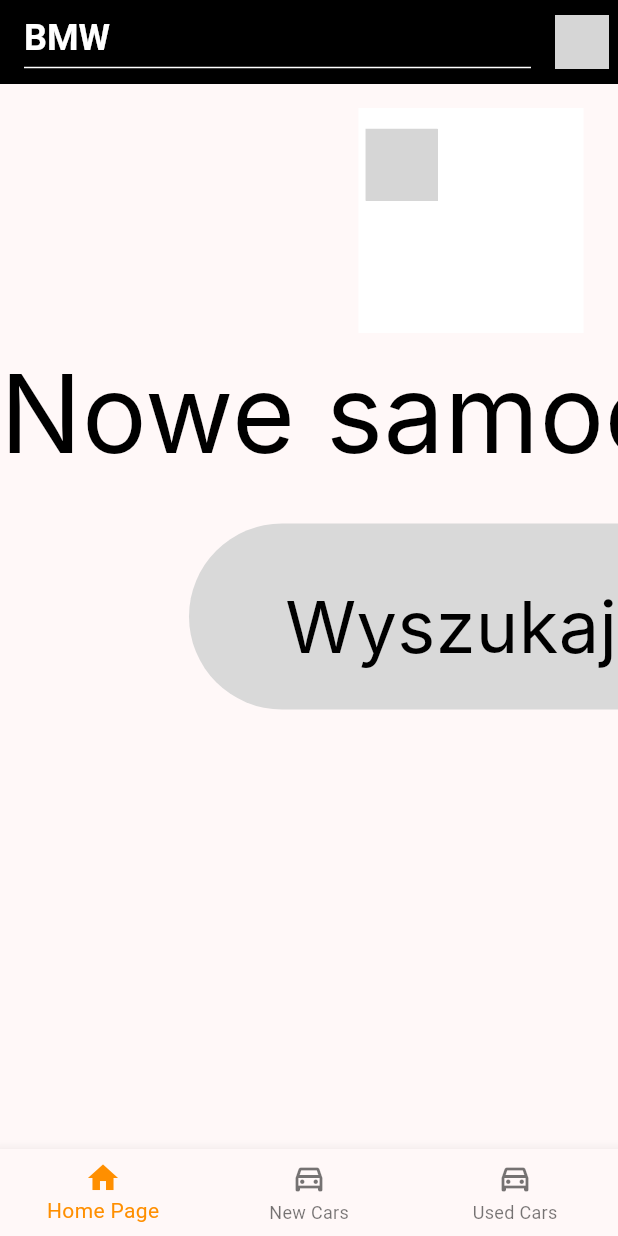
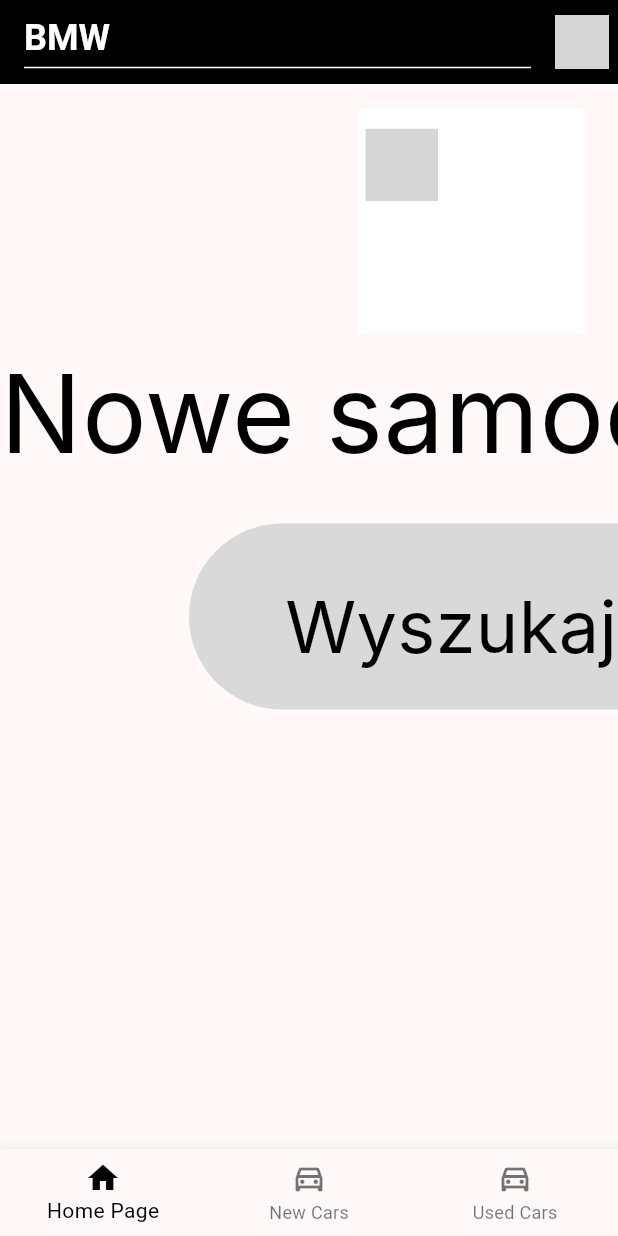
Before and after one commit to michellamilecka/CarDealership, a Flutter app: the screen it shows after launch, on a phone screen of 412 x 824 dp. Run offline on Flutter 3.47's test engine with Material 3 defaults, Android fonts, the light colour scheme and no system bars; our stand-ins replace flutter_svg; missing offline and left inert: iconify_flutter; Roboto replaces fonts that are missing (Inter); grey boxes are pictures that could not be loaded.

Commit message:
Header prawie zrobiony, footer do poprawy i tworzenie body, figma źle to robi

```diff
--- a/salon_samochodowy/lib/views/main.dart
+++ b/salon_samochodowy/lib/views/main.dart
@@ -119,7 +119,7 @@ class _MyHomePageState extends State<MyHomePage> {
           ),
         ],
         currentIndex: _selectedIndex,
-        selectedItemColor: Colors.amber[800],
+        selectedItemColor: Colors.black,
         onTap: _onItemTapped,
       ),
     );
```
